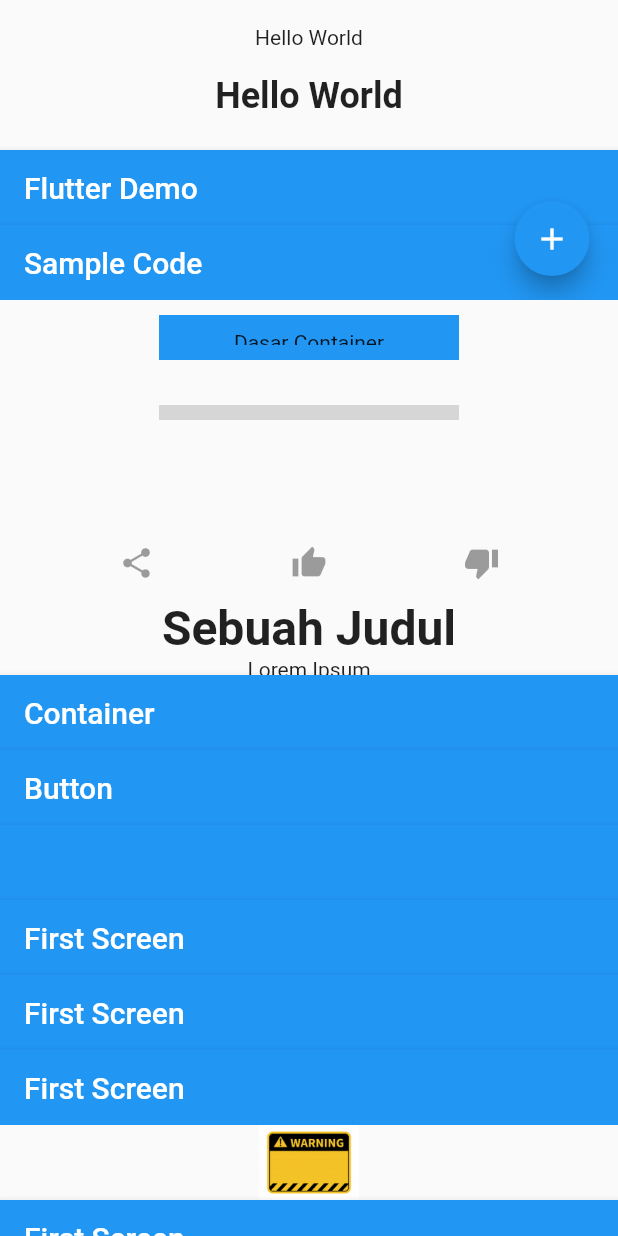
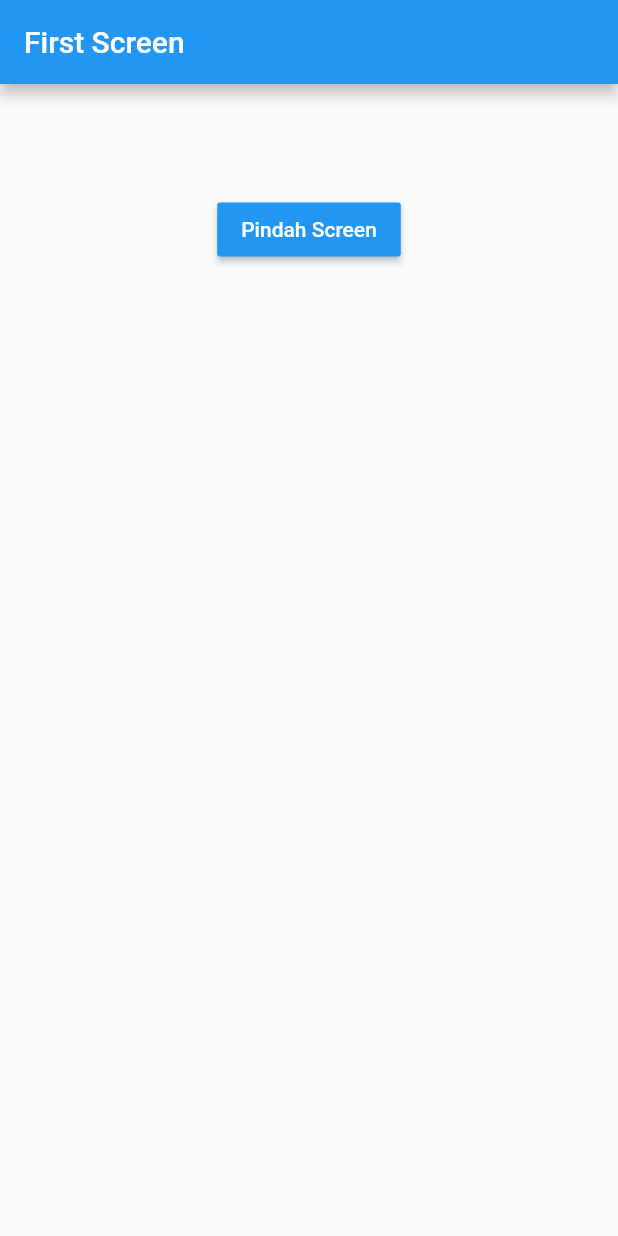
Before and after one commit to ahmaduunnail/flutter-widget, a Flutter app: the screen it shows after launch, on a phone screen of 412 x 824 dp. Run offline on Flutter 3.47's test engine with Material 2 defaults, Android fonts, the phone set to English and light mode, and no system bars; grey boxes are pictures that could not be loaded.

Commit message:
Navigation

```diff
--- a/lib/main.dart
+++ b/lib/main.dart
@@ -8,6 +8,7 @@ import 'Button.dart';
 import 'InputWidget.dart';
 import 'image.dart';
 import 'ExpandedBox.dart';
+import 'navigation.dart';
 
 void main() {
   runApp(App());
@@ -22,76 +23,80 @@ class App extends StatelessWidget {
         body: Center(
           widthFactor: 400,
           child: Column(children: [
-            Container(height: 50, child: Code1()),
-            Container(
-              height: 50,
-              child: Code2(
-                text: "Hello World",
-              ),
-            ),
-            Container(
-              height: 50,
-              child: NumberScreen(),
-            ),
-            Container(
-              height: 50,
-              child: ScaffoldWidget(),
-            ),
-            Container(
-              height: 50,
-              child: ContainerWidget(),
-            ),
-            Container(
-              height: 50,
-              child: ContainerDecoration(),
-            ),
-            Container(
-              height: 50,
-              child: PaddingWidget(),
-            ),
-            Container(
-              height: 50,
-              child: Rows(),
-            ),
-            Container(
-              height: 50,
-              child: Columns(),
-            ),
-            Container(
-              height: 50,
-              child: Stacks(),
-            ),
-            Container(
-              height: 50,
-              child: ButtonWidget(),
-            ),
-            Container(
-              height: 50,
-              child: inputtextfieldwidget(),
-            ),
-            Container(
-              height: 50,
-              child: SwitchInputWidget(),
-            ),
-            Container(
-              height: 50,
-              child: Radiobtn(),
-            ),
-            Container(
-              height: 50,
-              child: Checkboxbtn(),
-            ),
-            Container(
-              height: 50,
-              child: ImageLocal(),
-            ),Container(
-              height: 50,
-              child: ImageServer(),
-            ),
+            // Container(height: 50, child: Code1()),
+            // Container(
+            //   height: 50,
+            //   child: Code2(
+            //     text: "Hello World",
+            //   ),
+            // ),
+            // Container(
+            //   height: 50,
+            //   child: NumberScreen(),
+            // ),
+            // Container(
+            //   height: 50,
+            //   child: ScaffoldWidget(),
+            // ),
+            // Container(
+            //   height: 50,
+            //   child: ContainerWidget(),
+            // ),
+            // Container(
+            //   height: 50,
+            //   child: ContainerDecoration(),
+            // ),
+            // Container(
+            //   height: 50,
+            //   child: PaddingWidget(),
+            // ),
+            // Container(
+            //   height: 50,
+            //   child: Rows(),
+            // ),
+            // Container(
+            //   height: 50,
+            //   child: Columns(),
+            // ),
+            // Container(
+            //   height: 50,
+            //   child: Stacks(),
+            // ),
+            // Container(
+            //   height: 50,
+            //   child: ButtonWidget(),
+            // ),
+            // Container(
+            //   height: 50,
+            //   child: inputtextfieldwidget(),
+            // ),
+            // Container(
+            //   height: 50,
+            //   child: SwitchInputWidget(),
+            // ),
+            // Container(
+            //   height: 50,
+            //   child: Radiobtn(),
+            // ),
+            // Container(
+            //   height: 50,
+            //   child: Checkboxbtn(),
+            // ),
+            // Container(
+            //   height: 50,
+            //   child: ImageLocal(),
+            // ),Container(
+            //   height: 50,
+            //   child: ImageServer(),
+            // ),
+            // Container(
+            //   height: 50,
+            //   child: ExpandedWidget(),
+            // ),
             Container(
               height: 250,
-              child: ExpandedWidget(),
-            )
+              child: FirstScreen(),
+            ),
           ]),
         ),
       ),
--- /dev/null
+++ b/lib/navigation.dart
@@ -0,0 +1,44 @@
+import 'package:flutter/material.dart';
+
+class FirstScreen extends StatelessWidget {
+  @override
+  Widget build(BuildContext context) {
+    return Scaffold(
+      appBar: AppBar(
+        title: Text("First Screen"),
+      ),
+      body: Center(
+        child: RaisedButton(
+          color: Colors.blue,
+          textColor: Colors.white,
+          child: Text("Pindah Screen"),
+          onPressed: () {
+            Navigator.push(
+              context,
+              MaterialPageRoute(
+                builder: (context) {
+                  return SecondScreen();
+                },
+              ),
+            );
+          },
+        ),
+      ),
+    );
+  }
+}
+
+class SecondScreen extends StatelessWidget {
+  @override
+  Widget build(BuildContext context) {
+    return Scaffold(
+        appBar: AppBar(
+          title: Text("Secon Screen"),
+        ),
+        body: Center(
+          child: RaisedButton(child: Text("Kembali"), onPressed: () {
+            Navigator.pop(context);
+          },),
+        ));
+  }
+}
```
